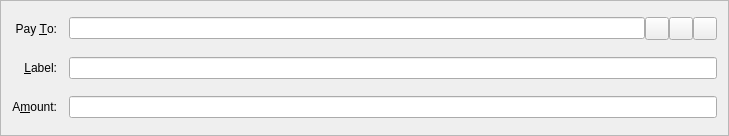
Before: the Qt Designer form src/qt/forms/sendcoinsentry.ui in CryptoCoderz/HalfMoon, drawn with Qt 5.
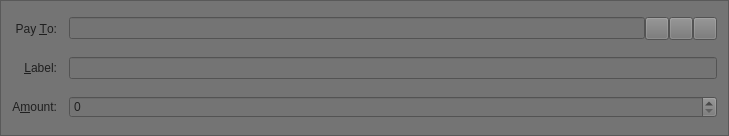
After: the same form once the commit is applied. Icons and pictures are not drawn. Custom widgets are drawn as their Qt base class.

Diff of the .ui file:
```diff
--- a/src/qt/forms/sendcoinsentry.ui
+++ b/src/qt/forms/sendcoinsentry.ui
@@ -13,6 +13,10 @@
   <property name="windowTitle">
    <string>Form</string>
   </property>
+  <property name="styleSheet">
+   <string notr="true">background-color: rgb(116, 116, 116);
+color: rgb(31, 31, 31);</string>
+  </property>
   <property name="frameShape">
    <enum>QFrame::StyledPanel</enum>
   </property>
@@ -150,17 +154,17 @@
   </layout>
  </widget>
  <customwidgets>
-  <customwidget>
-   <class>QValidatedLineEdit</class>
-   <extends>QLineEdit</extends>
-   <header>qvalidatedlineedit.h</header>
-  </customwidget>
   <customwidget>
    <class>BitcoinAmountField</class>
-   <extends>QLineEdit</extends>
+   <extends>QSpinBox</extends>
    <header>bitcoinamountfield.h</header>
    <container>1</container>
   </customwidget>
+  <customwidget>
+   <class>QValidatedLineEdit</class>
+   <extends>QLineEdit</extends>
+   <header>qvalidatedlineedit.h</header>
+  </customwidget>
  </customwidgets>
  <resources>
   <include location="../bitcoin.qrc"/>
```
Left out of the diff: 2 changed lines with no effect on the pictures.
